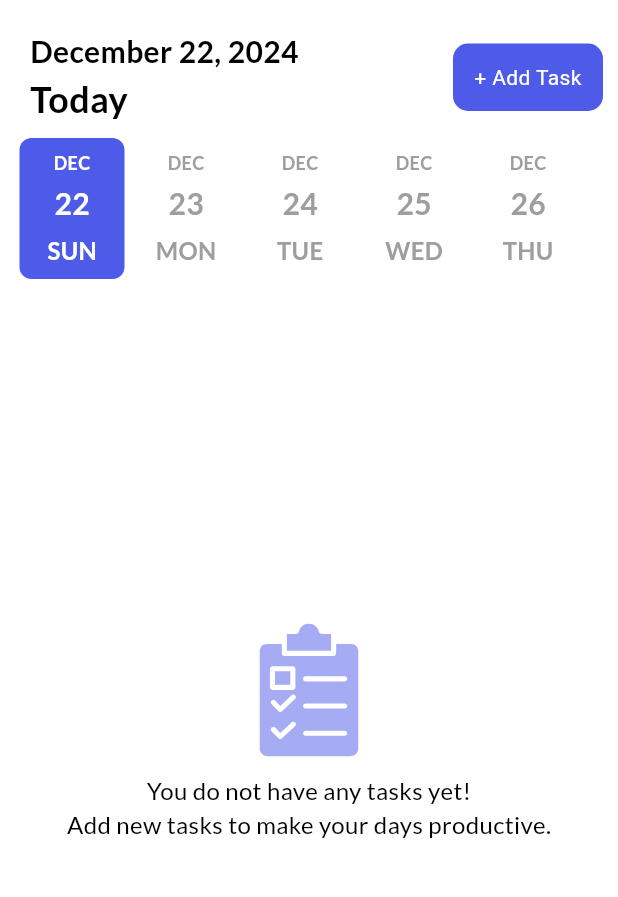
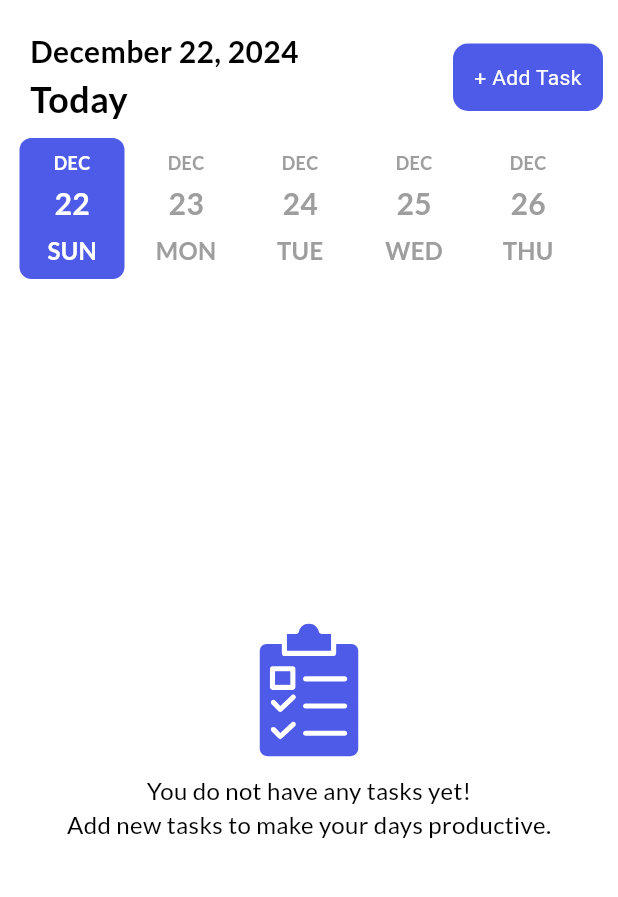
Before and after one commit to patrick-3008/To-do-app, a Flutter app: the screen it shows after launch, on a phone screen of 412 x 824 dp, the part 69-966 px from its top. Run offline on Flutter 3.47's test engine with Material 3 defaults, Android fonts, the phone set to English and light mode, and no system bars; drawn by our look-alikes of date_picker_timeline; our stand-ins replace flutter_local_notifications, flutter_staggered_animations, flutter_svg, flutter_timezone, get, get_storage and 4 more; accounts and stored records are empty.

Commit message:
removing some warinings

```diff
--- a/lib/ui/pages/home_page.dart
+++ b/lib/ui/pages/home_page.dart
@@ -233,7 +233,7 @@ class _HomePageState extends State<HomePage> {
                       : const SizedBox(height: 220),
                   SvgPicture.asset(
                     'images/task.svg',
-                    color: primaryClr.withOpacity(0.5),
+                    colorFilter: ColorFilter.mode(primaryClr, BlendMode.srcIn),
                     height: 90,
                     semanticsLabel: 'Task',
                   ),
--- a/lib/ui/widgets/task_tile.dart
+++ b/lib/ui/widgets/task_tile.dart
@@ -84,7 +84,7 @@ class TaskTile extends StatelessWidget {
               margin: const EdgeInsets.symmetric(horizontal: 10),
               height: 60,
               width: 0.5,
-              color: Colors.grey[200]!.withOpacity(0.7),
+              color: Colors.grey[200]!,
             ),
             RotatedBox(
               quarterTurns: 3,
```
Also changed, not shown: 1 other file.
